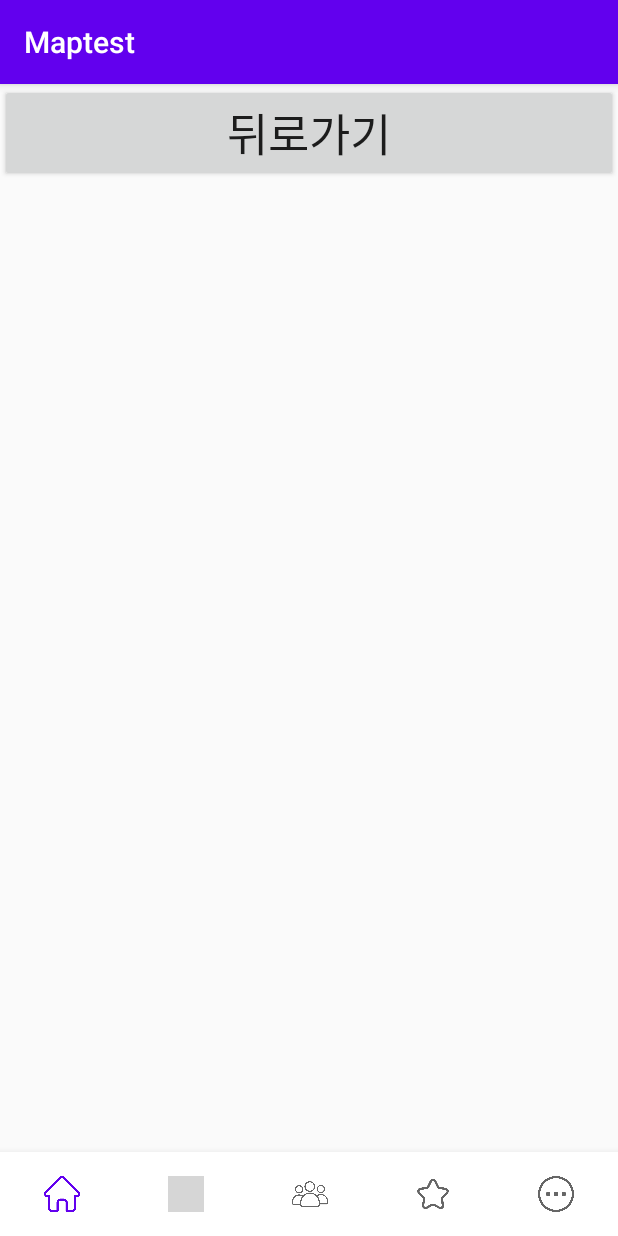
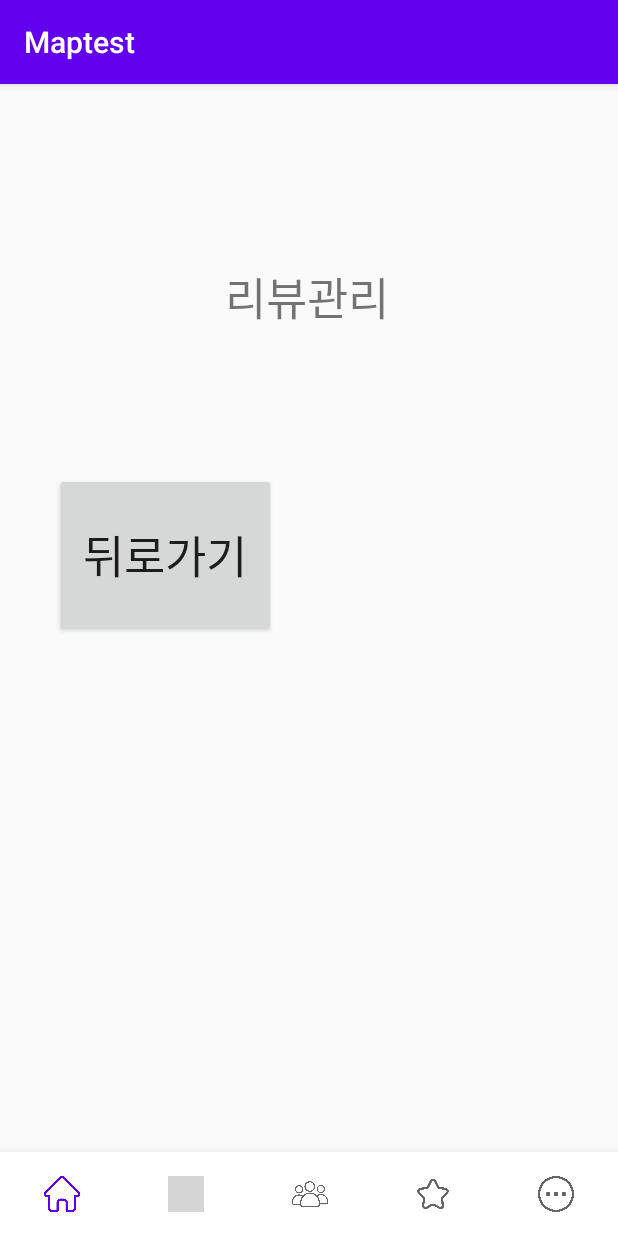
Before and after one commit to 4seokhyeon/Mapnaver, an Android app: the fragment review placed in its activity, on a phone screen of 412 x 824 dp. Run offline under Robolectric (Android 15) with nearby library versions, the phone set to English and light mode, and no system bars; our stand-ins replace Firebase (no records; nobody signed in at launch, a user with empty details on screens opened directly); libraries missing offline, so code that uses them is left out: com.naver.maps; 9 statements that could not run were skipped; grey boxes are pictures that could not be loaded.

Commit message:
더보기 탭 (작업중4 건들지마)

```diff
--- a/app/src/main/java/com/first/maptest/MainActivity.java
+++ b/app/src/main/java/com/first/maptest/MainActivity.java
@@ -79,12 +79,6 @@ public class MainActivity extends AppCompatActivity  {
         fragment5 = new Fragment5();
         setFragment(0);
 
-        review = new review(); //더보기탭
-
-        //더보기탭 화면전환
-       /* FragmentTransaction fragmentTransaction = getSupportFragmentManager().beginTransaction();
-        fragmentTransaction.add(R.id.item_fragment5, Fragment5.newInstance()).commit();*/
-
     }
 
    private void setFragment(int n){
@@ -92,34 +86,28 @@ public class MainActivity extends AppCompatActivity  {
         ft=fm.beginTransaction();
         switch (n){
             case 0:
-                ft.replace(R.id.mainfram,fragment1);
+                ft.replace(R.id.mainframe,fragment1);
                 ft.commit();
                 break;
             case 1:
-                ft.replace(R.id.mainfram,fragment2);
+                ft.replace(R.id.mainframe,fragment2);
                 ft.commit();
                 break;
             case 2:
-                ft.replace(R.id.mainfram,fragment3);
+                ft.replace(R.id.mainframe,fragment3);
                 ft.commit();
                 break;
             case 3:
-                ft.replace(R.id.mainfram,fragment4);
+                ft.replace(R.id.mainframe,fragment4);
                 ft.commit();
                 break;
             case 4:
-                ft.replace(R.id.mainfram,fragment5);
+                ft.replace(R.id.mainframe,fragment5);
                 ft.commit();
                 break;
 
         }
     }
-
-    /*public void replaceFragment(Fragment fragment){
-        FragmentManager fragmentManager = getSupportFragmentManager();
-        FragmentTransaction fragmentTransaction = fragmentManager.beginTransaction();
-        fragmentTransaction.replace(R.id.item_fragment5, fragment).commit();
-    }*/
 }
 //최현지 디지셈
 //드디어 해냈다 야발
--- a/app/src/main/java/com/first/maptest/review.java
+++ b/app/src/main/java/com/first/maptest/review.java
@@ -7,20 +7,32 @@ import android.view.ViewGroup;
 import android.widget.Button;
 
 import androidx.fragment.app.Fragment;
+import androidx.fragment.app.FragmentTransaction;
+
 public class review extends Fragment {
 
-    MainActivity activity;
 
-    public static review newInstance() {
-        return new review();
-    }
+    private View view;
+    private Button back;
 
     @Override
     public View onCreateView(LayoutInflater inflater, ViewGroup container,
                              Bundle savedInstanceState) {
 
-        View view = inflater.inflate(R.layout.review,null);
+
+        view = inflater.inflate(R.layout.review, container, false);
+
+        back = view.findViewById(R.id.back);
+        back.setOnClickListener(new View.OnClickListener() {
+            @Override
+            public void onClick(View v) {
+                FragmentTransaction transaction = getActivity().getSupportFragmentManager().beginTransaction();
+                Fragment5 fragment5 = new Fragment5();
+                transaction.replace(R.id.review, fragment5);
+                transaction.commit();
+            }
+        });
+
         return view;
-
     }
 }
--- a/app/src/main/res/layout/activity_main.xml
+++ b/app/src/main/res/layout/activity_main.xml
@@ -7,7 +7,7 @@
     tools:context=".MainActivity">
 
     <FrameLayout
-        android:id="@+id/mainfram"
+        android:id="@+id/mainframe"
         android:layout_width="match_parent"
         android:layout_height="match_parent"
         app:layout_constraintBottom_toBottomOf="parent"
@@ -20,6 +20,7 @@
     <FrameLayout
         android:layout_width="match_parent"
         android:layout_height="match_parent">
+
         <com.google.android.material.bottomnavigation.BottomNavigationView
             android:id="@+id/bottomNavi"
             android:layout_width="match_parent"
--- a/app/src/main/res/layout/review.xml
+++ b/app/src/main/res/layout/review.xml
@@ -1,27 +1,37 @@
 <?xml version="1.0" encoding="utf-8"?>
 <androidx.constraintlayout.widget.ConstraintLayout xmlns:android="http://schemas.android.com/apk/res/android"
+    xmlns:app="http://schemas.android.com/apk/res-auto"
     xmlns:tools="http://schemas.android.com/tools"
     android:orientation="vertical"
     android:layout_width="match_parent"
     android:layout_height="match_parent">
 
     <TextView
-        android:layout_width="match_parent"
-        android:layout_height="57dp"
+        android:id="@+id/textView"
+        android:layout_width="374dp"
+        android:layout_height="73dp"
+        android:layout_marginEnd="20dp"
         android:gravity="center"
         android:text="리뷰관리"
         android:textSize="30sp"
+        app:layout_constraintBottom_toBottomOf="parent"
+        app:layout_constraintEnd_toEndOf="parent"
+        app:layout_constraintTop_toTopOf="parent"
+        app:layout_constraintVertical_bias="0.165"
         tools:ignore="MissingConstraints" />
 
     <Button
         android:id="@+id/back"
-        android:layout_width="match_parent"
-        android:layout_height="wrap_content"
+        android:layout_width="147dp"
+        android:layout_height="109dp"
+        android:layout_marginEnd="228dp"
         android:text="뒤로가기"
         android:textSize="30sp"
+        app:layout_constraintBottom_toBottomOf="parent"
+        app:layout_constraintEnd_toEndOf="parent"
+        app:layout_constraintTop_toTopOf="parent"
+        app:layout_constraintVertical_bias="0.432"
         tools:ignore="MissingConstraints" />
 
 
-
-
 </androidx.constraintlayout.widget.ConstraintLayout>
```
Also changed, not shown: app/src/main/java/com/first/maptest/Fragment5.java (+12 -9 lines).
